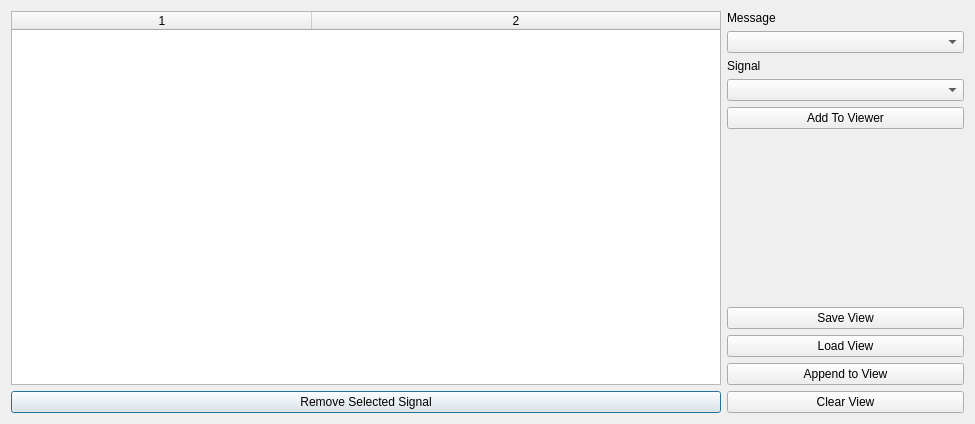
Before: the Qt Designer form ui/signalviewerwindow.ui in collin80/SavvyCAN, drawn with Qt 5.
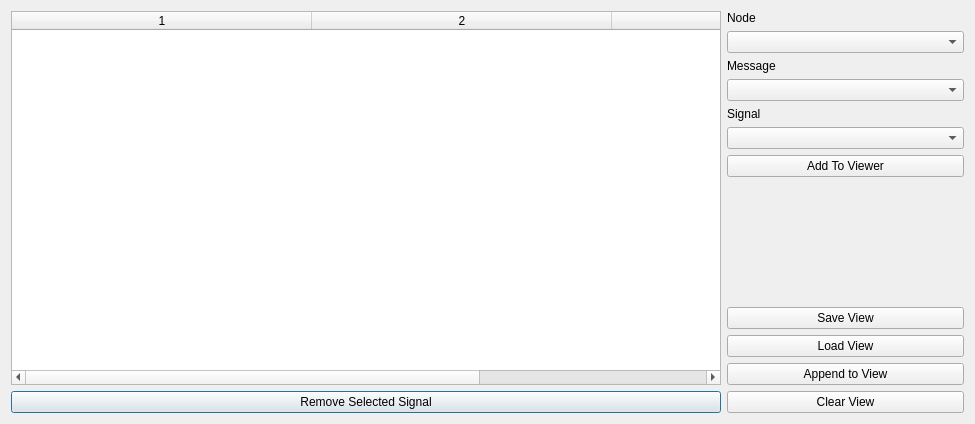
After: the same form once the commit is applied.

Commit message:
Added combobox for nodes so msg combobox isnt so long
Added disabled filenames in node combobox so you can understand what is what
Added node column to table
Made table columns sortable so you can sort by node name or message name

Want to make table fixed width font capable
Want to make table rearrangable
Want to make table rows shorter to fix more info in a window
Want to make it possible to have multiple signal viewer windows
Want to add ability to click on signals and add them to graphs like the main window

What changed in the file:
```diff
--- a/ui/signalviewerwindow.ui
+++ b/ui/signalviewerwindow.ui
@@ -18,8 +18,11 @@
     <layout class="QVBoxLayout" name="verticalLayout_2">
      <item>
       <widget class="QTableWidget" name="tableViewer">
+       <property name="sortingEnabled">
+        <bool>true</bool>
+       </property>
        <property name="columnCount">
-        <number>2</number>
+        <number>3</number>
        </property>
        <attribute name="horizontalHeaderDefaultSectionSize">
         <number>300</number>
@@ -32,6 +35,7 @@
        </attribute>
        <column/>
        <column/>
+       <column/>
       </widget>
      </item>
      <item>
@@ -45,6 +49,16 @@
    </item>
    <item>
     <layout class="QVBoxLayout" name="verticalLayout">
+     <item>
+      <widget class="QLabel" name="label_3">
+       <property name="text">
+        <string>Node</string>
+       </property>
+      </widget>
+     </item>
+     <item>
+      <widget class="QComboBox" name="cbNodes"/>
+     </item>
      <item>
       <widget class="QLabel" name="label">
        <property name="text">
```
The commit also changes 2 other files.
